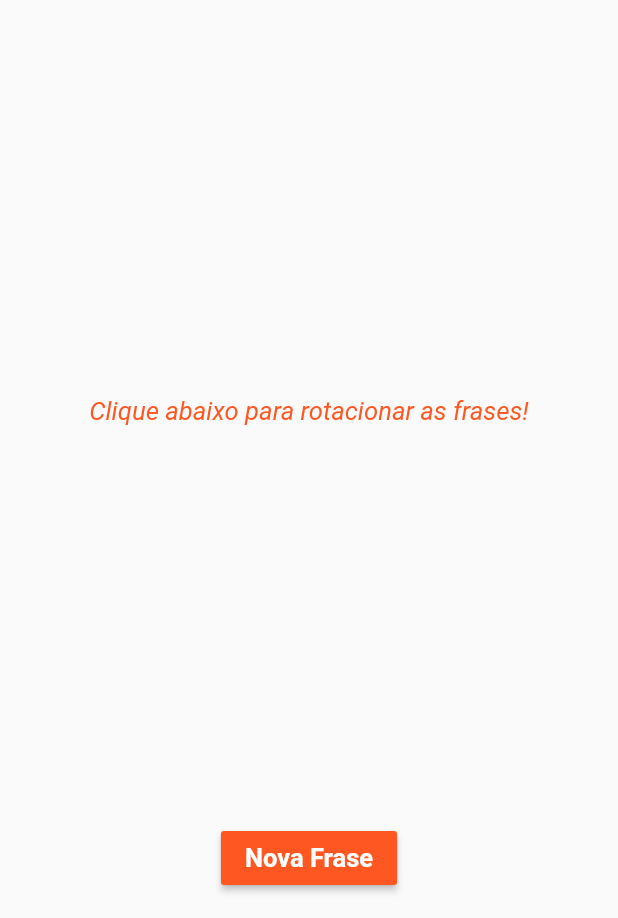
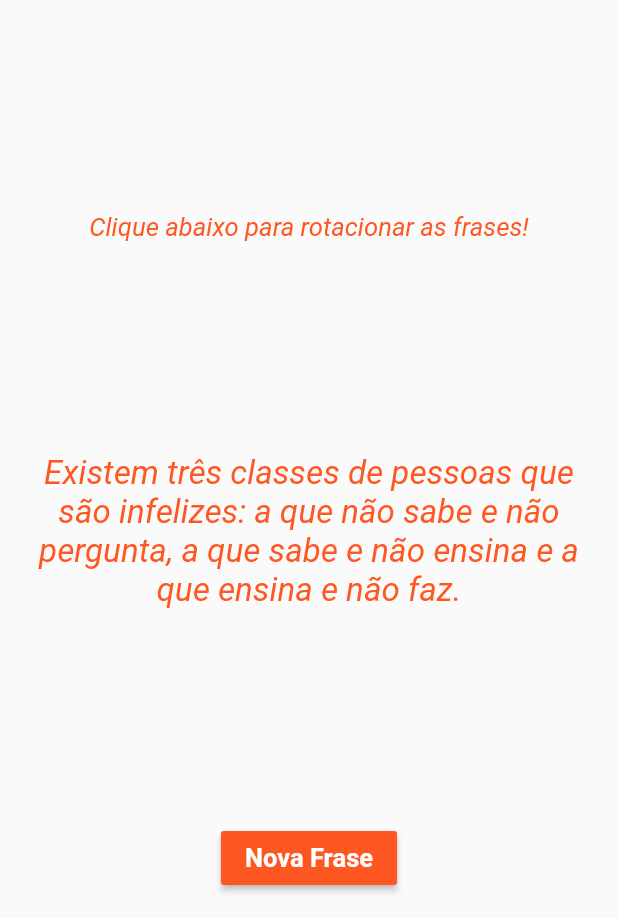
Before and after one commit to fabio-avasc/ensinamentos_budistas, a Flutter app: the screen it shows after launch, after a tap on "Nova Frase", on a phone screen of 412 x 824 dp, the part 318-1236 px from its top. Run offline on Flutter 3.47's test engine with Material 2 defaults, Android fonts, the phone set to English and light mode, and no system bars.

```diff
--- a/lib/main.dart
+++ b/lib/main.dart
@@ -1,3 +1,5 @@
+import 'dart:math';
+
 import 'package:flutter/material.dart';
 
 void main(){
@@ -13,6 +15,21 @@ class Home extends StatefulWidget {
 }
 
 class _HomeState extends State<Home> {
+
+  int _numeroAleatorio = 0;
+  List _frases = [
+    'Guardar raiva é como segurar um carvão em brasa com a intenção de atirá-lo em alguém; é você que se queima.',
+    'Em nossas vidas, a mudança é inevitável. A perda é inevitável. A felicidade reside na nossa adaptabilidade em sobreviver a tudo de ruim.',
+    'Sua tarefa é descobrir o seu trabalho e, então, com todo o coração, dedicar-se a ele.',
+    'Nascemos para morrer, conhecemos pessoas para as deixar e ganhamos coisas para as perder.',
+    'Existem três classes de pessoas que são infelizes: a que não sabe e não pergunta, a que sabe e não ensina e a que ensina e não faz.',
+    'Jamais, em todo o mundo, o ódio acabou com o ódio. O que acaba com o ódio é o amor.'
+  ];
+
+  void _contadorRandom(){
+    setState(() => _numeroAleatorio = Random().nextInt(_frases.length));
+  }
+
   @override
   Widget build(BuildContext context) {
     return Scaffold(
@@ -47,6 +64,17 @@ class _HomeState extends State<Home> {
               color: Colors.deepOrange
             ),
           ),
+          Container(
+            child: Text(
+              _frases[_numeroAleatorio],
+              textAlign: TextAlign.center,
+              style: TextStyle(
+                color: Colors.deepOrange,
+                fontSize: 22,
+                fontStyle: FontStyle.italic
+              ),
+            ),
+          ),
           RaisedButton(
             child: Text(
               "Nova Frase",
@@ -57,7 +85,7 @@ class _HomeState extends State<Home> {
               ),
             ) ,
             color: Colors.deepOrange,
-            onPressed: (){},
+            onPressed: _contadorRandom,
           )
         ],
       ),
```
Also changed, not shown: images/padrao.png (added), images/papel.png (added), images/pedra.png (added), images/tesoura.png (added).
